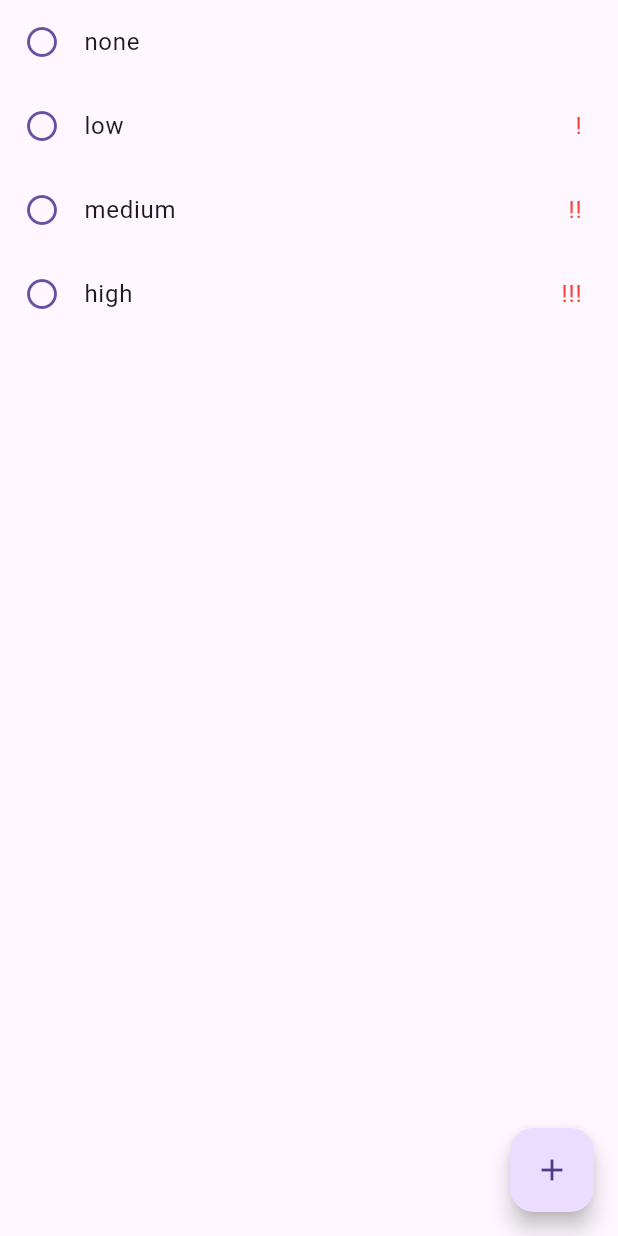
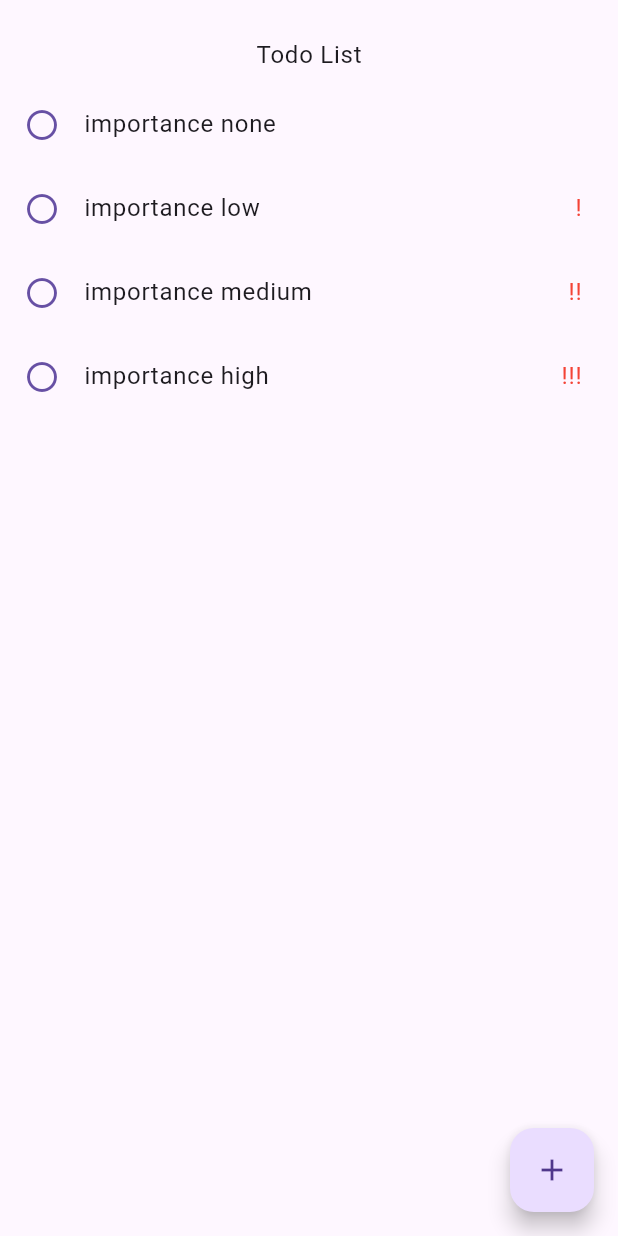
Before and after one commit to jack34142/Unit-Test-Demo, a Flutter app: the screen it shows after launch, on a phone screen of 412 x 824 dp. Run offline on Flutter 3.47's test engine with Material 3 defaults, Android fonts, the phone set to English and light mode, and no system bars; our stand-ins replace get.

Commit message:
add list title

```diff
--- a/lib/ui/controllers/HomeController.dart
+++ b/lib/ui/controllers/HomeController.dart
@@ -5,9 +5,9 @@ class HomeController extends GetxController {
   static HomeController get to => Get.find();
 
   final todoList = <TodoItem>[
-    TodoItem(importance: 0, checked: false, title: "none"),
-    TodoItem(importance: 1, checked: false, title: "low"),
-    TodoItem(importance: 2, checked: false, title: "medium"),
-    TodoItem(importance: 3, checked: false, title: "high"),
+    TodoItem(importance: 0, checked: false, title: "importance none"),
+    TodoItem(importance: 1, checked: false, title: "importance low"),
+    TodoItem(importance: 2, checked: false, title: "importance medium"),
+    TodoItem(importance: 3, checked: false, title: "importance high"),
   ].obs;
 }
--- a/lib/ui/views/HomePage.dart
+++ b/lib/ui/views/HomePage.dart
@@ -16,7 +16,13 @@ class HomePage extends GetView<HomeController>{
   Widget build(context) {
     return Scaffold(
       body: SafeArea(
-        child: Obx(() => ListView.builder(
+        child: Column(
+          children: [
+            Container(
+              padding: const EdgeInsets.only(top: 25, bottom: 6),
+              child: Text("Todo List", style: Get.textTheme.bodyLarge),
+            ),
+            Expanded(child: Obx(() => ListView.builder(
                 itemCount: controller.todoList.length,
                 itemBuilder: (context, index){
                   final item = controller.todoList[index];
@@ -54,7 +60,9 @@ class HomePage extends GetView<HomeController>{
                       )
                   );
                 }
-        )),
+            ))),
+          ],
+        )
       ),
       floatingActionButton: FloatingActionButton(
         onPressed: _addTodo,
```
Lines whose indentation alone changed are shown as unchanged.
